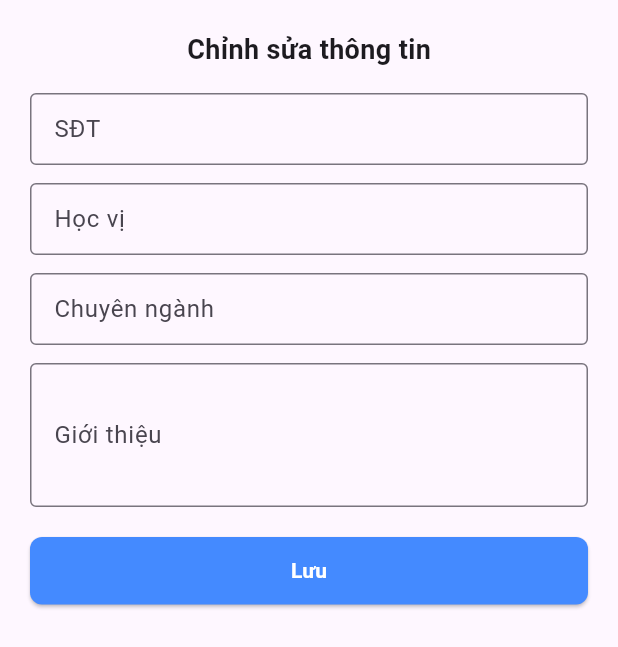
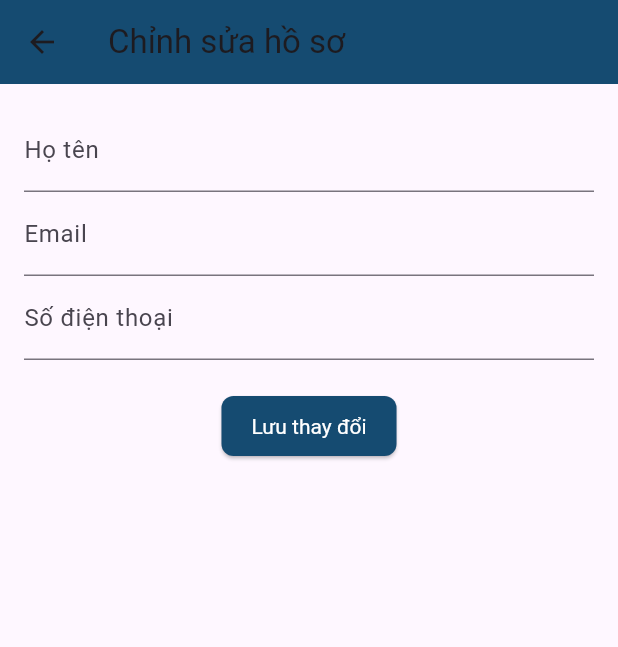
Before and after one commit to TuanKietHN/UngDungQuanLyTruongHoc, a Flutter app: the EditProfileForm screen opened directly with empty values, on a phone screen of 412 x 824 dp. Shown: the top 647 px of the screen. Run offline on Flutter 3.47's test engine with Material 3 defaults, Android fonts, the phone set to English and light mode, and no system bars; our stand-ins replace dio, file_picker, flutter_dotenv, flutter_riverpod, go_router, shared_preferences; accounts and stored records are empty.

Commit message:
Refactor EditProfileForm to use StatelessWidget

```diff
--- a/lib/features/giangvien/presentation/screens/edit_profile_form.dart
+++ b/lib/features/giangvien/presentation/screens/edit_profile_form.dart
@@ -1,112 +1,46 @@
 import 'package:flutter/material.dart';
 import '../../data/models/giangvien_model.dart';
 
-class EditProfileForm extends StatefulWidget {
-  final GiangVien gv;
-  final Function(GiangVien updatedGV) onSave;
+class EditProfileForm extends StatelessWidget {
+  final GiangVien giangVien;
 
-  const EditProfileForm({super.key, required this.gv, required this.onSave});
-
-  @override
-  State<EditProfileForm> createState() => _EditProfileFormState();
-}
-
-class _EditProfileFormState extends State<EditProfileForm> {
-  late TextEditingController tenController;
-  late TextEditingController emailController;
-  late TextEditingController sdtController;
-  late TextEditingController hocViController;
-  late TextEditingController chuyenNganhController;
-  late TextEditingController gioiThieuController;
-
-  @override
-  void initState() {
-    super.initState();
-    tenController = TextEditingController(text: widget.gv.ten);
-    emailController = TextEditingController(text: widget.gv.email);
-    sdtController = TextEditingController(text: widget.gv.sdt);
-    hocViController = TextEditingController(text: widget.gv.hocVi);
-    chuyenNganhController = TextEditingController(text: widget.gv.chuyenNganh);
-    gioiThieuController = TextEditingController(text: widget.gv.gioiThieu);
-  }
-
-  @override
-  void dispose() {
-    tenController.dispose();
-    emailController.dispose();
-    sdtController.dispose();
-    hocViController.dispose();
-    chuyenNganhController.dispose();
-    gioiThieuController.dispose();
-    super.dispose();
-  }
+  const EditProfileForm({super.key, required this.giangVien});
 
   @override
   Widget build(BuildContext context) {
-    return Padding(
-      padding: EdgeInsets.only(
-          bottom: MediaQuery.of(context).viewInsets.bottom + 20,
-          left: 20,
-          right: 20,
-          top: 20),
-      child: SingleChildScrollView(
+    final TextEditingController nameController =
+    TextEditingController(text: giangVien.hoTen);
+    final TextEditingController emailController =
+    TextEditingController(text: giangVien.email);
+    final TextEditingController phoneController =
+    TextEditingController(text: giangVien.soDienThoai ?? '');
+
+    return Scaffold(
+      appBar: AppBar(
+        title: const Text("Chỉnh sửa hồ sơ"),
+        backgroundColor: const Color(0xFF154B71),
+      ),
+      body: Padding(
+        padding: const EdgeInsets.all(16),
         child: Column(
           children: [
-            const Text(
-              "Chỉnh sửa thông tin",
-              style: TextStyle(fontSize: 18, fontWeight: FontWeight.bold),
-            ),
-            const SizedBox(height: 10),
-            _buildTextField("SĐT", sdtController),
-            _buildTextField("Học vị", hocViController),
-            _buildTextField("Chuyên ngành", chuyenNganhController),
-            _buildTextField("Giới thiệu", gioiThieuController, maxLines: 3),
-            const SizedBox(height: 14),
-            SizedBox(
-              width: double.infinity,
-              height: 45,
-              child: ElevatedButton(
-                onPressed: () {
-                  final updatedGV = GiangVien(
-                    maGV: widget.gv.maGV,
-                    ten: tenController.text,
-                    email: emailController.text,
-                    sdt: sdtController.text,
-                    khoa: widget.gv.khoa,
-                    hocVi: hocViController.text,
-                    chuyenNganh: chuyenNganhController.text,
-                    gioiThieu: gioiThieuController.text,
-                    avatarPath: widget.gv.avatarPath,
-                  );
-                  widget.onSave(updatedGV);
-                  Navigator.pop(context);
-                },
-                child: const Text(
-                  "Lưu",
-                  style: TextStyle(fontWeight: FontWeight.bold),
-                ),
-                style: ElevatedButton.styleFrom(backgroundColor: Colors.blueAccent),
-              ),
+            TextField(controller: nameController, decoration: const InputDecoration(labelText: "Họ tên")),
+            TextField(controller: emailController, decoration: const InputDecoration(labelText: "Email")),
+            TextField(controller: phoneController, decoration: const InputDecoration(labelText: "Số điện thoại")),
+            const SizedBox(height: 20),
+            ElevatedButton(
+              onPressed: () {
+                ScaffoldMessenger.of(context).showSnackBar(
+                  const SnackBar(content: Text("Đã lưu thay đổi (mock)")),
+                );
+                Navigator.pop(context);
+              },
+              style: ElevatedButton.styleFrom(backgroundColor: const Color(0xFF154B71)),
+              child: const Text("Lưu thay đổi"),
             ),
           ],
         ),
       ),
     );
   }
-
-  Widget _buildTextField(String label, TextEditingController controller,
-      {int maxLines = 1}) {
-    return Padding(
-      padding: const EdgeInsets.symmetric(vertical: 6),
-      child: TextField(
-        controller: controller,
-        maxLines: maxLines,
-        decoration: InputDecoration(
-          labelText: label,
-          border: const OutlineInputBorder(),
-          isDense: true,
-        ),
-      ),
-    );
-  }
 }
```
